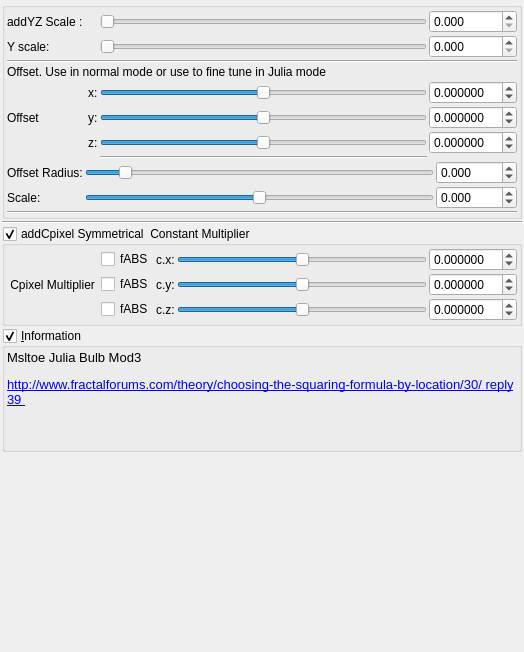
This is mandelbulber2/qt_data/fractal_msltoesym3_mod3.ui in buddhi1980/mandelbulber2 as Qt 5 draws it before an edit. The edited form follows.
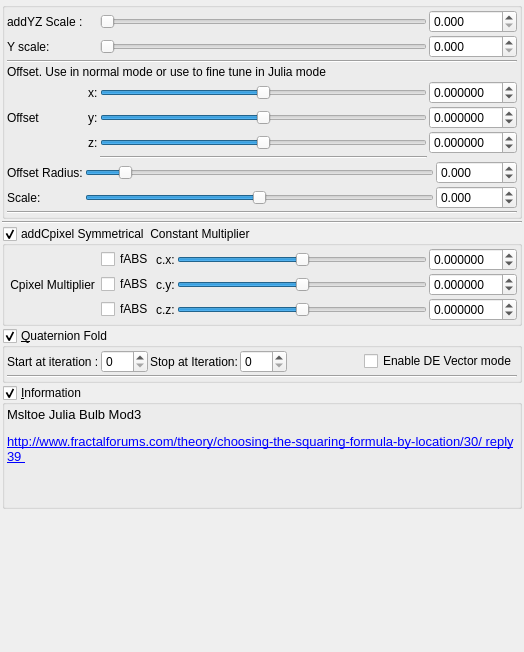
This is the edited form. Custom widgets are drawn as their Qt base class.

Commit message: addeded quaternion fold option with choise of two analytic DE  modes for quaternion

Patch:
```diff
--- a/mandelbulber2/qt_data/fractal_msltoesym3_mod3.ui
+++ b/mandelbulber2/qt_data/fractal_msltoesym3_mod3.ui
@@ -771,6 +771,113 @@
      </layout>
     </widget>
    </item>
+   <item>
+    <widget class="MyGroupBox" name="groupCheck_transf_function_enabled_false">
+     <property name="title">
+      <string>&amp;Quaternion Fold</string>
+     </property>
+     <property name="checkable">
+      <bool>true</bool>
+     </property>
+     <layout class="QVBoxLayout" name="verticalLayout_10" stretch="0,0">
+      <property name="spacing">
+       <number>2</number>
+      </property>
+      <property name="leftMargin">
+       <number>2</number>
+      </property>
+      <property name="topMargin">
+       <number>2</number>
+      </property>
+      <property name="rightMargin">
+       <number>2</number>
+      </property>
+      <property name="bottomMargin">
+       <number>2</number>
+      </property>
+      <item>
+       <layout class="QGridLayout" name="gridLayout_2">
+        <property name="spacing">
+         <number>2</number>
+        </property>
+        <item row="0" column="5">
+         <widget class="QCheckBox" name="checkBox_transf_function_enabledAx_false">
+          <property name="text">
+           <string>Enable DE Vector mode</string>
+          </property>
+         </widget>
+        </item>
+        <item row="0" column="4">
+         <spacer name="horizontalSpacer">
+          <property name="orientation">
+           <enum>Qt::Horizontal</enum>
+          </property>
+          <property name="sizeHint" stdset="0">
+           <size>
+            <width>40</width>
+            <height>20</height>
+           </size>
+          </property>
+         </spacer>
+        </item>
+        <item row="0" column="1">
+         <widget class="MySpinBox" name="spinboxInt_transf_start_iterations_A">
+          <property name="sizePolicy">
+           <sizepolicy hsizetype="Minimum" vsizetype="Maximum">
+            <horstretch>0</horstretch>
+            <verstretch>0</verstretch>
+           </sizepolicy>
+          </property>
+          <property name="minimum">
+           <number>0</number>
+          </property>
+          <property name="maximum">
+           <number>250</number>
+          </property>
+          <property name="value">
+           <number>0</number>
+          </property>
+         </widget>
+        </item>
+        <item row="0" column="3">
+         <widget class="MySpinBox" name="spinboxInt_transf_stop_iterations_A">
+          <property name="sizePolicy">
+           <sizepolicy hsizetype="Minimum" vsizetype="Maximum">
+            <horstretch>0</horstretch>
+            <verstretch>0</verstretch>
+           </sizepolicy>
+          </property>
+          <property name="maximum">
+           <number>250</number>
+          </property>
+         </widget>
+        </item>
+        <item row="0" column="0">
+         <widget class="QLabel" name="label_52">
+          <property name="text">
+           <string>Start at iteration :</string>
+          </property>
+         </widget>
+        </item>
+        <item row="0" column="2">
+         <widget class="QLabel" name="label_53">
+          <property name="text">
+           <string>Stop at Iteration:</string>
+          </property>
+         </widget>
+        </item>
+       </layout>
+      </item>
+      <item>
+       <widget class="Line" name="line_23">
+        <property name="orientation">
+         <enum>Qt::Horizontal</enum>
+        </property>
+       </widget>
+      </item>
+     </layout>
+    </widget>
+   </item>
    <item>
     <widget class="MyGroupBox" name="groupCheck_info">
      <property name="title">
@@ -838,6 +945,11 @@
    <header>mygroupbox.h</header>
    <container>1</container>
   </customwidget>
+  <customwidget>
+   <class>MySpinBox</class>
+   <extends>QSpinBox</extends>
+   <header>myspinbox.h</header>
+  </customwidget>
  </customwidgets>
  <resources/>
  <connections/>
```
Left out of the diff: 2 changed lines with no effect on the pictures. The commit also changes 3 other files.
